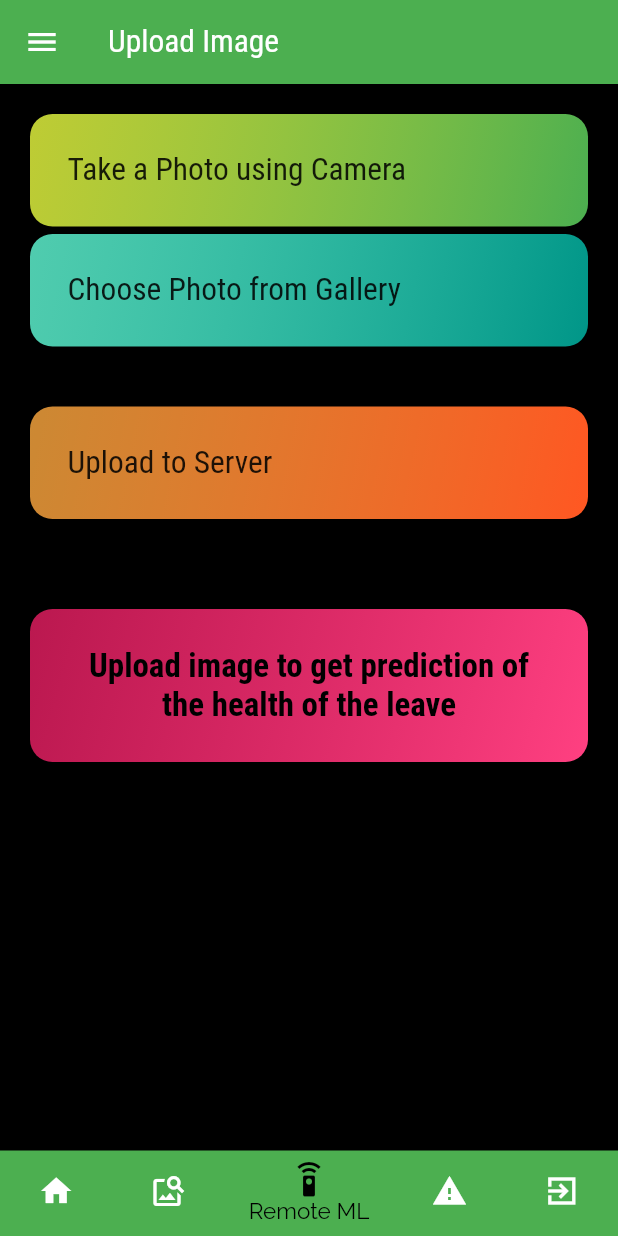
After one commit to lohseng97/CE4171-IoT-Networking-and-Communications, a Flutter app: the RemoteML screen opened by its route, on a phone screen of 412 x 824 dp. The commit adds this screen. Run offline on Flutter 3.47's test engine with Material 2 defaults, Android fonts, the phone set to English and light mode, and no system bars; our stand-ins replace image_picker, local_auth, permission_handler, webview_flutter.

Commit message:
Update RemoteML files

```diff
--- a/Android App/starsearch_iot/lib/UI/TabScreen.dart
+++ b/Android App/starsearch_iot/lib/Main/TabScreen.dart
@@ -1,7 +1,5 @@
 import 'package:flutter/material.dart';
 import './NavigationManager.dart';
-
-
 
 // ignore: must_be_immutable
 class TabScreen extends StatelessWidget {
@@ -9,8 +7,8 @@ class TabScreen extends StatelessWidget {
     this.curPage = curPage - 1;
   }
 
-  late BuildContext context1;
-  late int curPage;
+  BuildContext context1;
+  int curPage;
 
   void _curPage(int index) {
     index++;
@@ -37,22 +35,22 @@ class TabScreen extends StatelessWidget {
         ),
         BottomNavigationBarItem(
           backgroundColor: Colors.amber,
-          icon: Icon(Icons.medical_services),
-          label: 'Reminders',
+          icon: Icon(Icons.image_search),
+          label: 'Local ML',
           //activeIcon: Icon(Icons.sim_card),
         ),
         BottomNavigationBarItem(
           backgroundColor: Colors.green,
-          icon: Icon(Icons.local_hospital),
-          label: 'Clinics',
+          icon: Icon(Icons.settings_remote),
+          label: 'Remote ML',
         ),
         BottomNavigationBarItem(
           backgroundColor: Colors.red,
           icon: Icon(Icons.warning),
-          label: 'Hazards',
+          label: 'Admin Access',
         ),
         BottomNavigationBarItem(
-          backgroundColor: Colors.red,
+          //backgroundColor: Colors.red,
           icon: Icon(Icons.exit_to_app_sharp),
           label: 'Exit',
         ),
--- /dev/null
+++ b/Android App/starsearch_iot/lib/Remote ML/RemoteMain.dart
@@ -0,0 +1,273 @@
+import 'dart:convert';
+import 'package:async/async.dart';
+import 'package:flutter/material.dart';
+import 'dart:io';
+import 'package:image_picker/image_picker.dart';
+import 'package:http/http.dart' as http;
+import 'package:path/path.dart';
+import 'package:permission_handler/permission_handler.dart';
+import '../Main/NavigationManager.dart';
+import '../Main/Drawer.dart';
+import '../Main/TabScreen.dart';
+import 'RemotePrediction.dart';
+
+class RemoteML extends StatefulWidget {
+  static const routeName = '/RemoteML';
+  @override
+  _RemoteML createState() => _RemoteML();
+}
+
+class _RemoteML extends State<RemoteML> {
+  File image;
+  final picker = ImagePicker();
+  Future<RemotePrediction> futurePrediction;
+
+  BuildContext context;
+
+  Future getImageFromGallery() async {
+    final selectedFile = await picker.getImage(source: ImageSource.gallery);
+    setState(() {
+      if (selectedFile != null) {
+        image = File(selectedFile.path);
+      } else {
+        NavigationManager.remoteImageError(context);
+      }
+    });
+  }
+
+  Future getImageFromCamera() async {
+    final selectedFile = await picker.getImage(source: ImageSource.camera);
+    setState(() {
+      if (selectedFile != null) {
+        image = File(selectedFile.path);
+      } else {
+        NavigationManager.remoteImageError(context);
+      }
+    });
+  }
+
+  //To modify
+  Future<RemotePrediction> uploadImageToServer(File imageFile) async {
+    print("Connecting to server......");
+    var stream =
+        new http.ByteStream(DelegatingStream.typed(imageFile.openRead()));
+    var length = await imageFile.length();
+
+    // var uri = Uri.parse('http://20.198.224.77:80/predict');
+    var uri = Uri.parse('http://127.0.0.1/predict');
+    //if it is android simulator change to 10.0.2.2
+    print("Connection Established.");
+    var request = new http.MultipartRequest("POST", uri);
+    print(uri.port);
+    var multipartFile = new http.MultipartFile('file', stream, length,
+        filename: basename(imageFile.path));
+
+    request.files.add(multipartFile);
+    var streamedResponse = await request.send();
+    var response = await http.Response.fromStream(streamedResponse);
+    if (response.statusCode == 201 || response.statusCode == 200) {
+      // If the server did return a 201 CREATED response,
+      // then parse the JSON.
+      print("Post request responded");
+      print(jsonDecode(response.body));
+      return RemotePrediction.fromJson(jsonDecode(response.body));
+    } else {
+      throw Exception('Failed to load prediction');
+    }
+  }
+
+  @override
+  Widget build(context) {
+    return Scaffold(
+        appBar: AppBar(
+          title: Text("Upload Image"),
+        ),
+        drawer: MainDrawer(),
+        bottomNavigationBar: TabScreen(3),
+        resizeToAvoidBottomInset: false,
+        body: SingleChildScrollView(
+            child: Padding(
+                padding: const EdgeInsets.all(20.0),
+                child: Column(
+                    crossAxisAlignment: CrossAxisAlignment.stretch,
+                    children: [
+                      InkWell(
+                        onTap: () async {
+                          if (!await Permission.camera.isGranted) {
+                            await Permission.camera.request();
+                            getImageFromCamera();
+                          } else {
+                            getImageFromCamera();
+                          }
+                        },
+                        splashColor: Theme.of(context).primaryColor,
+                        borderRadius: BorderRadius.circular(15),
+                        child: Container(
+                          padding: const EdgeInsets.all(25),
+                          child: Text(
+                            'Take a Photo using Camera',
+                            style: Theme.of(context).textTheme.headline6,
+                          ),
+                          decoration: BoxDecoration(
+                            gradient: LinearGradient(
+                              colors: [
+                                Colors.limeAccent.withOpacity(0.8),
+                                Colors.green,
+                              ],
+                              begin: Alignment.topLeft,
+                              end: Alignment.bottomRight,
+                            ),
+                            borderRadius: BorderRadius.circular(15),
+                          ),
+                        ),
+                      ),
+                      Padding(padding: EdgeInsets.all(2.5)),
+                      InkWell(
+                        onTap: () async {
+                          if (!await Permission.photos.isGranted) {
+                            await Permission.photos.request();
+                            openAppSettings();
+                          } else {
+                            getImageFromGallery();
+                          }
+                        },
+                        splashColor: Theme.of(context).primaryColor,
+                        borderRadius: BorderRadius.circular(15),
+                        child: Container(
+                          padding: const EdgeInsets.all(25),
+                          child: Text(
+                            'Choose Photo from Gallery',
+                            style: Theme.of(context).textTheme.headline6,
+                          ),
+                          decoration: BoxDecoration(
+                            gradient: LinearGradient(
+                              colors: [
+                                Colors.tealAccent.withOpacity(0.8),
+                                Colors.teal,
+                              ],
+                              begin: Alignment.topLeft,
+                              end: Alignment.bottomRight,
+                            ),
+                            borderRadius: BorderRadius.circular(15),
+                          ),
+                        ),
+                      ),
+                      Padding(padding: EdgeInsets.all(20.0)),
+                      InkWell(
+                        onTap: () async {
+                          if (image != null) {
+                            futurePrediction = uploadImageToServer(image);
+                            CircularProgressIndicator();
+                          } else {
+                            NavigationManager.remoteImageError(context);
+                          }
+                        },
+                        splashColor: Theme.of(context).primaryColor,
+                        borderRadius: BorderRadius.circular(15),
+                        child: Container(
+                          padding: const EdgeInsets.all(25),
+                          child: Text(
+                            'Upload to Server',
+                            style: Theme.of(context).textTheme.headline6,
+                          ),
+                          decoration: BoxDecoration(
+                            gradient: LinearGradient(
+                              colors: [
+                                Colors.orangeAccent.withOpacity(0.8),
+                                Colors.deepOrange,
+                              ],
+                              begin: Alignment.topLeft,
+                              end: Alignment.bottomRight,
+                            ),
+                            borderRadius: BorderRadius.circular(15),
+                          ),
+                        ),
+                      ),
+
+                      Padding(padding: EdgeInsets.all(30.0)),
+                      //To modify
+                      if (futurePrediction != null)
+                        FutureBuilder<RemotePrediction>(
+                          future: futurePrediction,
+                          builder: (context, snapshot) {
+                            if (snapshot.hasData) {
+                              String prediction = snapshot.data.predictedClass;
+                              String score = snapshot.data.score;
+                              String title = snapshot.data.title;
+                              String time = snapshot.data.timeStamp;
+                              return Container(
+                                  padding: const EdgeInsets.all(25),
+                                  child: Text(
+                                    'The model is $score confident that the image $title, sent at $time is $prediction',
+                                    textAlign: TextAlign.center,
+                                    style: TextStyle(
+                                        color: Colors.white,
+                                        fontFamily: 'RobotoCondensed',
+                                        fontSize: 22,
+                                        fontWeight: FontWeight.bold),
+                                  ),
+                                  decoration: BoxDecoration(
+                                    gradient: LinearGradient(
+                                      colors: [
+                                        Colors.deepPurple.withOpacity(0.8),
+                                        Colors.deepPurpleAccent,
+                                      ],
+                                      begin: Alignment.topLeft,
+                                      end: Alignment.bottomRight,
+                                    ),
+                                    borderRadius: BorderRadius.circular(15),
+                                  ));
+                            } else if (snapshot.hasError) {
+                              return Container(
+                                  padding: const EdgeInsets.all(25),
+                                  child: Text(
+                                    '${snapshot.error}',
+                                    textAlign: TextAlign.center,
+                                    style: TextStyle(
+                                        color: Colors.white,
+                                        fontFamily: 'RobotoCondensed',
+                                        fontSize: 22,
+                                        fontWeight: FontWeight.bold),
+                                  ),
+                                  decoration: BoxDecoration(
+                                    gradient: LinearGradient(
+                                      colors: [
+                                        Colors.deepPurple.withOpacity(0.8),
+                                        Colors.deepPurpleAccent,
+                                      ],
+                                      begin: Alignment.topLeft,
+                                      end: Alignment.bottomRight,
+                                    ),
+                                    borderRadius: BorderRadius.circular(15),
+                                  ));
+                            }
+                            return CircularProgressIndicator();
+                          },
+                        )
+                      else
+                        Container(
+                          padding: const EdgeInsets.all(25),
+                          child: Text(
+                            'Upload image to get prediction of the health of the leave',
+                            textAlign: TextAlign.center,
+                            style: TextStyle(
+                                color: Colors.black,
+                                fontFamily: 'RobotoCondensed',
+                                fontSize: 22,
+                                fontWeight: FontWeight.bold),
+                          ),
+                          decoration: BoxDecoration(
+                            gradient: LinearGradient(
+                              colors: [
+                                Colors.pink.withOpacity(0.8),
+                                Colors.pinkAccent,
+                              ],
+                              begin: Alignment.topLeft,
+                              end: Alignment.bottomRight,
+                            ),
+                            borderRadius: BorderRadius.circular(15),
+                          ),
+                        ),
+                    ]))));
+  }
+}
--- /dev/null
+++ b/Android App/starsearch_iot/lib/Remote ML/RemotePrediction.dart
@@ -0,0 +1,18 @@
+class RemotePrediction {
+  final String predictedClass;
+  final String score;
+  final String title;
+  final String timeStamp;
+
+  RemotePrediction(
+      {this.title, this.predictedClass, this.score, this.timeStamp});
+
+  factory RemotePrediction.fromJson(Map<String, dynamic> json) {
+    return RemotePrediction(
+      title: json['Title'],
+      predictedClass: json['Prediction'],
+      score: json['Confidence'],
+      timeStamp: json['Upload_Time'],
+    );
+  }
+}
```
Also changed, not shown: Android App/starsearch_iot/lib/DB Update/AdminSite.dart (added, +56 -0 lines), Android App/starsearch_iot/lib/Local ML/LocalMain.dart (added, +10 -0 lines), Android App/starsearch_iot/lib/Main/Drawer.dart (renamed from Android App/starsearch_iot/lib/UI/drawer.dart, +13 -12 lines), Android App/starsearch_iot/lib/Main/LockScreen.dart (renamed from Android App/starsearch_iot/lib/UI/LockScreen.dart, +4 -4 lines), Android App/starsearch_iot/lib/Main/MainScreen.dart (renamed from Android App/starsearch_iot/lib/UI/MainScreen.dart, +3 -4 lines), Android App/starsearch_iot/lib/Main/NavigationManager.dart (added, +51 -0 lines), Android App/starsearch_iot/lib/Remote ML/RemoteNoImage.dart (added, +19 -0 lines), Android App/starsearch_iot/lib/UI/NavigationManager.dart (deleted, +0 -64 lines), Android App/starsearch_iot/lib/WebKit/DBWebKit.dart (added, +46 -0 lines), Android App/starsearch_iot/lib/main.dart (+12 -5 lines), Android App/starsearch_iot/pubspec.yaml (+7 -2 lines), Android App/starsearch_iot/lib/Main/side_panel/AboutUs.dart (renamed from Android App/starsearch_iot/lib/UI/side_panel/AboutUs.dart), Android App/starsearch_iot/lib/Main/side_panel/ExitApp.dart (renamed from Android App/starsearch_iot/lib/UI/side_panel/ExitApp.dart), Android App/starsearch_iot/pubspec.lock, 2 other files.
